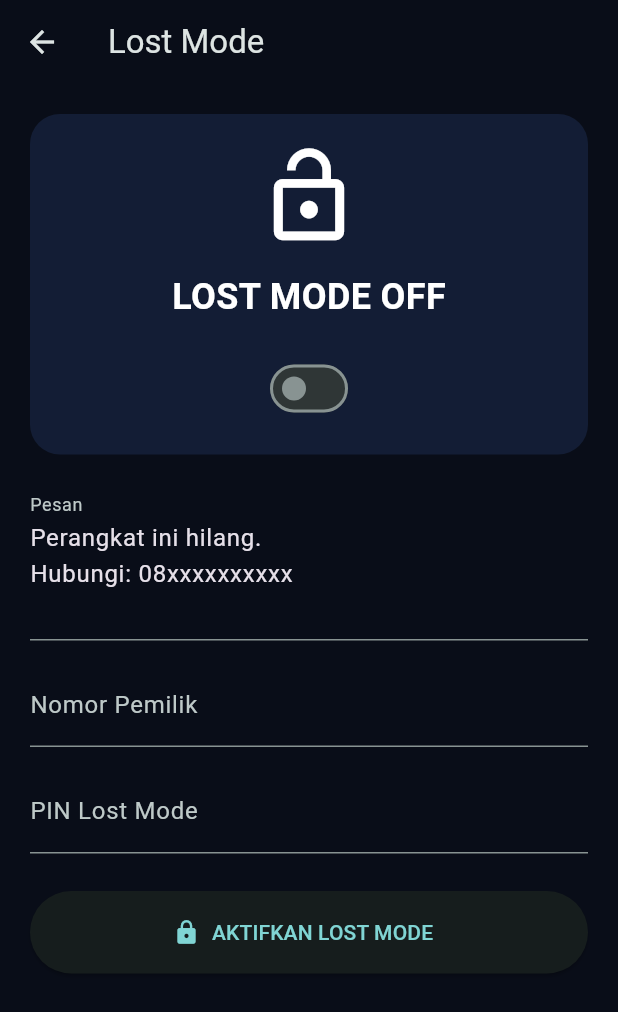
After one commit to thomas8776/TrapendenV9, a Flutter app: the LostModePage screen opened directly, on a phone screen of 412 x 824 dp. The commit adds this screen. Shown: the top 1012 px of the screen. Run offline on Flutter 3.47's test engine with Material 3 defaults, Android fonts, the phone set to English and light mode, and no system bars; our stand-ins replace font_awesome_flutter, marquee, shared_preferences, video_player; accounts and stored records are empty.

Commit message:
Improve Lost Mode UI

```diff
--- /dev/null
+++ b/lib/pages/lost_mode_page.dart
@@ -0,0 +1,117 @@
+import 'package:flutter/material.dart';
+
+class LostModePage extends StatefulWidget {
+  const LostModePage({super.key});
+
+  @override
+  State<LostModePage> createState() => _LostModePageState();
+}
+
+class _LostModePageState extends State<LostModePage> {
+  bool enabled = false;
+
+  final messageController = TextEditingController(
+    text: "Perangkat ini hilang.\nHubungi: 08xxxxxxxxxx",
+  );
+
+  final phoneController = TextEditingController();
+  final pinController = TextEditingController();
+
+  @override
+  Widget build(BuildContext context) {
+    return Scaffold(
+      backgroundColor: const Color(0xff090d18),
+      appBar: AppBar(
+        title: const Text("Lost Mode"),
+        backgroundColor: Colors.transparent,
+      ),
+      body: ListView(
+        padding: const EdgeInsets.all(20),
+        children: [
+          Container(
+  padding: const EdgeInsets.all(20),
+  decoration: BoxDecoration(
+    color: enabled
+        ? Colors.red
+        : const Color(0xff131d35),
+    borderRadius: BorderRadius.circular(20),
+  ),
+  child: Column(
+    children: [
+      Icon(
+        enabled ? Icons.lock : Icons.lock_open,
+        color: Colors.white,
+        size: 70,
+      ),
+      const SizedBox(height: 15),
+      Text(
+        enabled
+            ? "LOST MODE ACTIVE"
+            : "LOST MODE OFF",
+        style: const TextStyle(
+          color: Colors.white,
+          fontSize: 24,
+          fontWeight: FontWeight.bold,
+        ),
+      ),
+      const SizedBox(height: 20),
+      Switch(
+        value: enabled,
+        activeColor: Colors.white,
+        onChanged: (v) {
+          setState(() {
+            enabled = v;
+          });
+        },
+      ),
+    ],
+  ),
+),
+          const SizedBox(height: 20),
+          TextField(
+            controller: messageController,
+            maxLines: 3,
+            decoration: const InputDecoration(
+              labelText: "Pesan",
+            ),
+          ),
+          const SizedBox(height: 15),
+          TextField(
+            controller: phoneController,
+            decoration: const InputDecoration(
+              labelText: "Nomor Pemilik",
+            ),
+          ),
+          const SizedBox(height: 15),
+          TextField(
+            controller: pinController,
+            obscureText: true,
+            decoration: const InputDecoration(
+              labelText: "PIN Lost Mode",
+            ),
+          ),
+          const SizedBox(height: 25),
+          SizedBox(
+  width: double.infinity,
+  height: 55,
+  child: ElevatedButton.icon(
+    icon: Icon(
+      enabled ? Icons.lock_open : Icons.lock,
+    ),
+    label: Text(
+      enabled
+          ? "NONAKTIFKAN LOST MODE"
+          : "AKTIFKAN LOST MODE",
+    ),
+    onPressed: () {
+      setState(() {
+        enabled = !enabled;
+      });
+    },
+  ),
+),
+        ],
+      ),
+    );
+  }
+}
--- a/lib/pages/remote_control_page.dart
+++ b/lib/pages/remote_control_page.dart
@@ -1,6 +1,7 @@
 import 'package:flutter/material.dart';
 import 'lock_device_page.dart';
 import 'live_location_page.dart';
+import 'lost_mode_page.dart';
 
 class RemoteControlPage extends StatelessWidget {
   final String deviceName;
@@ -107,6 +108,8 @@ class RemoteControlPage extends StatelessWidget {
   return;
 }
 
+
+
   ScaffoldMessenger.of(context).showSnackBar(
     SnackBar(
       content: Text(
```
